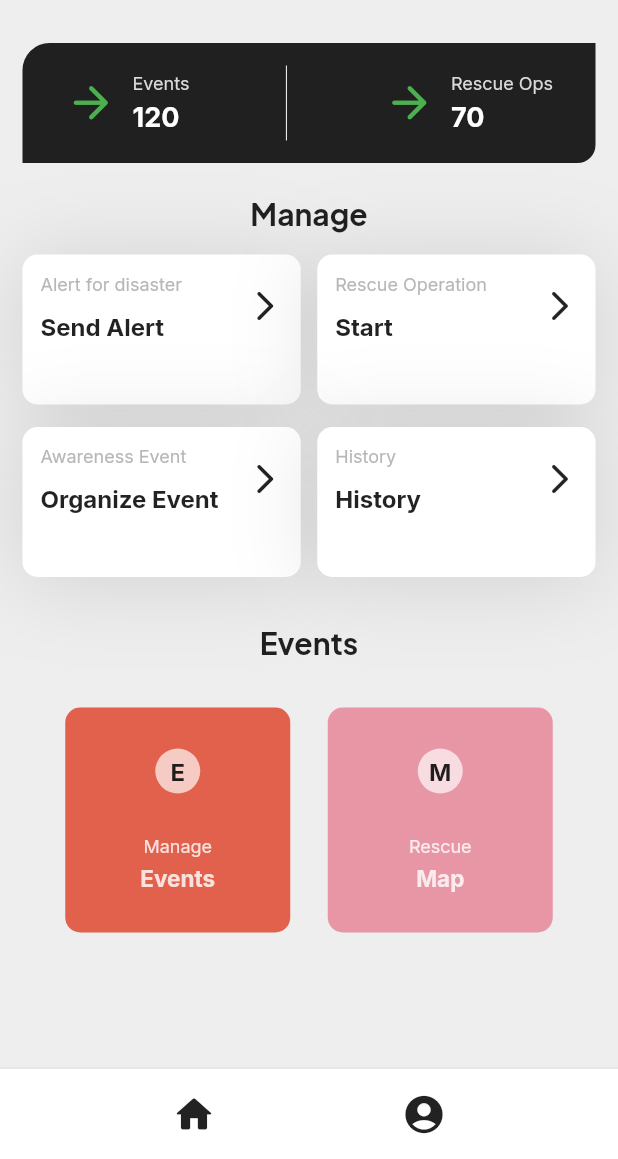
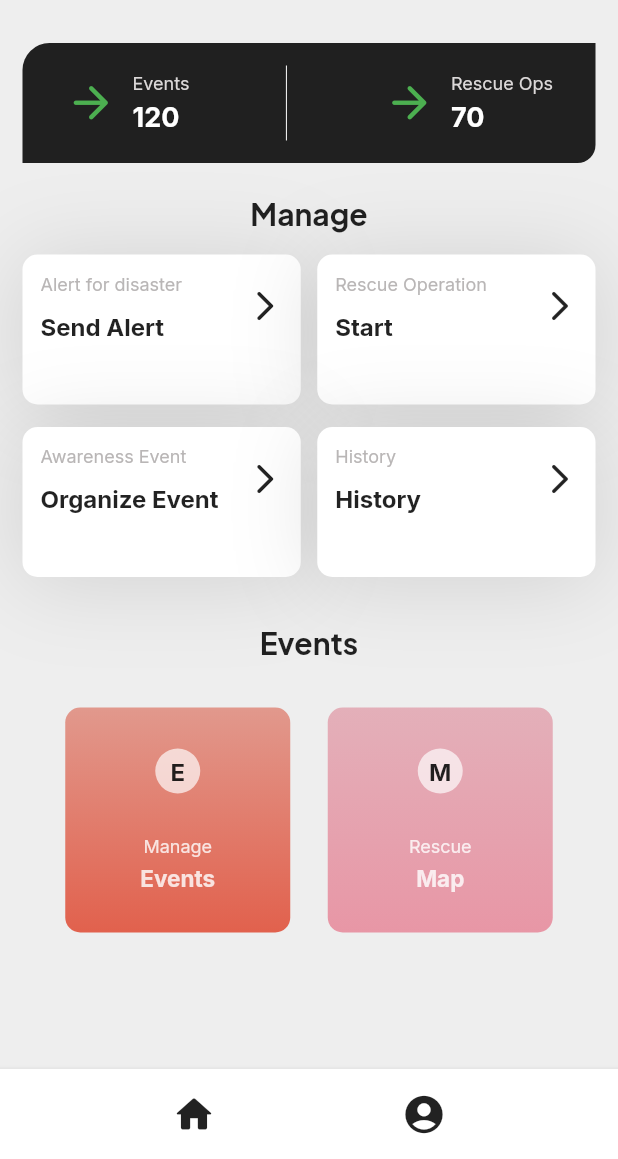
Before and after one commit to life-guardian/Angencies, a Flutter app: the HomeScreen screen opened directly, on a phone screen of 412 x 824 dp, the part 77-1236 px from its top. Run offline on Flutter 3.47's test engine with Material 2 defaults, Android fonts, the phone set to English and light mode, and no system bars; our stand-ins replace google_fonts, shared_preferences; accounts and stored records are empty.

Commit message:
added screen trasitions to agency login singup also adde modalbottom views for manage

```diff
--- a/lib/screens/home_screen.dart
+++ b/lib/screens/home_screen.dart
@@ -1,11 +1,29 @@
+import 'package:agencies_app/modal_bottom_sheets/history.dart';
+import 'package:agencies_app/modal_bottom_sheets/organize_event.dart';
+import 'package:agencies_app/modal_bottom_sheets/rescue_operation.dart';
+import 'package:agencies_app/modal_bottom_sheets/send_alert.dart';
 import 'package:agencies_app/widgets/event_card.dart';
 import 'package:agencies_app/widgets/manage_card.dart';
-
 import 'package:flutter/material.dart';
 import 'package:google_fonts/google_fonts.dart';
 
 class HomeScreen extends StatelessWidget {
   const HomeScreen({super.key});
+
+  void _openModal(BuildContext context, Widget widget) {
+    showModalBottomSheet(
+      useSafeArea: true,
+      context: context,
+      isDismissible: true,
+      shape: const RoundedRectangleBorder(
+        borderRadius: BorderRadius.only(
+          topLeft: Radius.circular(12),
+          topRight: Radius.circular(12),
+        ),
+      ),
+      builder: (ctx) => widget,
+    );
+  }
 
   @override
   Widget build(BuildContext context) {
@@ -25,11 +43,12 @@ class HomeScreen extends StatelessWidget {
                   size: 30,
                 )),
             IconButton(
-                onPressed: () {},
-                icon: const Icon(
-                  Icons.account_circle_rounded,
-                  size: 30,
-                )),
+              onPressed: () {},
+              icon: const Icon(
+                Icons.account_circle_rounded,
+                size: 30,
+              ),
+            ),
           ],
         ),
       ),
@@ -107,7 +126,8 @@ class HomeScreen extends StatelessWidget {
                             Text(
                               'Events',
                               style: GoogleFonts.inter().copyWith(
-                                  color: Color.fromARGB(255, 220, 217, 217),
+                                  color:
+                                      const Color.fromARGB(255, 220, 217, 217),
                                   fontSize: 12),
                             ),
                             const SizedBox(
@@ -146,7 +166,8 @@ class HomeScreen extends StatelessWidget {
                             Text(
                               'Rescue Ops',
                               style: GoogleFonts.inter().copyWith(
-                                  color: Color.fromARGB(255, 220, 217, 217),
+                                  color:
+                                      const Color.fromARGB(255, 220, 217, 217),
                                   fontSize: 12),
                             ),
                             const SizedBox(
@@ -178,25 +199,61 @@ class HomeScreen extends StatelessWidget {
               const SizedBox(
                 height: 15,
               ),
-              const Row(
+              Row(
                 children: [
-                  ManageCard(text1: 'Alert for disaster', text2: 'Send Alert'),
-                  SizedBox(
+                  ManageCard(
+                    text1: 'Alert for disaster',
+                    text2: 'Send Alert',
+                    showModal: () {
+                      _openModal(
+                        context,
+                        const SendAlert(),
+                      );
+                    },
+                  ),
+                  const SizedBox(
                     width: 11,
                   ),
-                  ManageCard(text1: 'Rescue Operation', text2: 'Start'),
+                  ManageCard(
+                    text1: 'Rescue Operation',
+                    text2: 'Start',
+                    showModal: () {
+                      _openModal(
+                        context,
+                        const RescueOperation(),
+                      );
+                    },
+                  ),
                 ],
               ),
               const SizedBox(
                 height: 15,
               ),
-              const Row(
+              Row(
                 children: [
-                  ManageCard(text1: 'Awareness Event', text2: 'Organize Event'),
-                  SizedBox(
+                  ManageCard(
+                    text1: 'Awareness Event',
+                    text2: 'Organize Event',
+                    showModal: () {
+                      _openModal(
+                        context,
+                        const OrganizeEvent(),
+                      );
+                    },
+                  ),
+                  const SizedBox(
                     width: 11,
                   ),
-                  ManageCard(text1: 'History', text2: 'History'),
+                  ManageCard(
+                    text1: 'History',
+                    text2: 'History',
+                    showModal: () {
+                      _openModal(
+                        context,
+                        const History(),
+                      );
+                    },
+                  ),
                 ],
               ),
               const SizedBox(
@@ -219,7 +276,7 @@ class HomeScreen extends StatelessWidget {
                     text1: 'E',
                     text2: 'Manage',
                     text3: 'Events',
-                    color1: Color.fromARGB(232, 224, 83, 61),
+                    color1: Color.fromARGB(232, 224, 144, 131),
                     color2: Color.fromARGB(232, 224, 83, 61),
                   ),
                   SizedBox(
@@ -229,11 +286,11 @@ class HomeScreen extends StatelessWidget {
                     text1: 'M',
                     text2: 'Rescue',
                     text3: 'Map',
-                    color1: Color.fromARGB(228, 231, 140, 157),
+                    color1: Color.fromARGB(225, 226, 167, 178),
                     color2: Color.fromARGB(228, 231, 140, 157),
                   ),
                 ],
-              )
+              ),
             ],
           ),
         ),
--- a/lib/screens/login_screen.dart
+++ b/lib/screens/login_screen.dart
@@ -3,6 +3,7 @@ import 'dart:convert';
 import 'package:agencies_app/backend_url/config.dart';
 import 'package:agencies_app/screens/home_screen.dart';
 import 'package:agencies_app/screens/register_screen.dart';
+import 'package:agencies_app/transitions_animations/custom_page_transition.dart';
 import 'package:agencies_app/widgets/textfield_widget.dart';
 import 'package:flutter/material.dart';
 import 'package:http/http.dart' as http;
@@ -35,8 +36,9 @@ class _LoginScreenState extends State<LoginScreen> {
 
   void _goToRegisterPage() {
     Navigator.of(context).pushReplacement(
-      MaterialPageRoute(
-        builder: (ctx) => const RegisterScreen(),
+      CustomSlideTransition(
+        direction: AxisDirection.up,
+        child: const RegisterScreen(),
       ),
     );
   }
--- a/lib/widgets/manage_card.dart
+++ b/lib/widgets/manage_card.dart
@@ -6,7 +6,10 @@ class ManageCard extends StatelessWidget {
     super.key,
     required this.text1,
     required this.text2,
+    required this.showModal,
   });
+
+  final void Function() showModal;
 
   final String text1;
   final String text2;
@@ -14,6 +17,8 @@ class ManageCard extends StatelessWidget {
   @override
   Widget build(BuildContext context) {
     return Expanded(
+      child: InkWell(
+        onTap: showModal,
         child: Container(
           height: 100,
           decoration: BoxDecoration(
@@ -63,6 +68,7 @@ class ManageCard extends StatelessWidget {
             ),
           ),
         ),
+      ),
     );
   }
 }
--- a/lib/widgets/textfield_widget.dart
+++ b/lib/widgets/textfield_widget.dart
@@ -3,16 +3,18 @@ import 'package:flutter/material.dart';
 class TextFieldWidget extends StatefulWidget {
   const TextFieldWidget({
     super.key,
-    required this.labelText,
+    this.labelText = '',
     this.hideText = false,
     this.obsecureIcon = false,
     required this.controllerText,
     required this.checkValidation,
+    this.textHint = '',
   });
 
   final String labelText;
   final bool obsecureIcon;
   final bool hideText;
+  final String textHint;
   final String? Function(String?) checkValidation;
   final TextEditingController controllerText;
 
@@ -72,6 +74,7 @@ class _TextFieldWidgetState extends State<TextFieldWidget> {
           ),
         ),
         labelText: widget.labelText,
+        hintText: widget.textHint,
       ),
     );
   }
--- a/pubspec.yaml
+++ b/pubspec.yaml
@@ -39,6 +39,7 @@ dependencies:
   http: ^1.1.0
   shared_preferences:
   jwt_decoder:
+  google_maps_flutter: ^2.5.0
 
 dev_dependencies:
   flutter_test:
```
Also changed, not shown: lib/google_maps/google_map.dart (added, +10 -0 lines), lib/modal_bottom_sheets/history.dart (added, +15 -0 lines), lib/modal_bottom_sheets/organize_event.dart (added, +15 -0 lines), lib/modal_bottom_sheets/rescue_operation.dart (added, +15 -0 lines), lib/modal_bottom_sheets/send_alert.dart (added, +78 -0 lines), lib/modal_bottom_sheets/textfield_modal.dart (added, +28 -0 lines), lib/screens/register_screen.dart (+14 -5 lines), lib/screens/register_succesful.dart (+13 -5 lines), lib/screens/welcome_screen.dart (+7 -4 lines), lib/transitions_animations/custom_fade_animation.dart (added, +23 -0 lines), lib/transitions_animations/custom_page_transition.dart (added, +36 -0 lines), pubspec.lock, 2 other files. Lines whose indentation alone changed are shown as unchanged.
